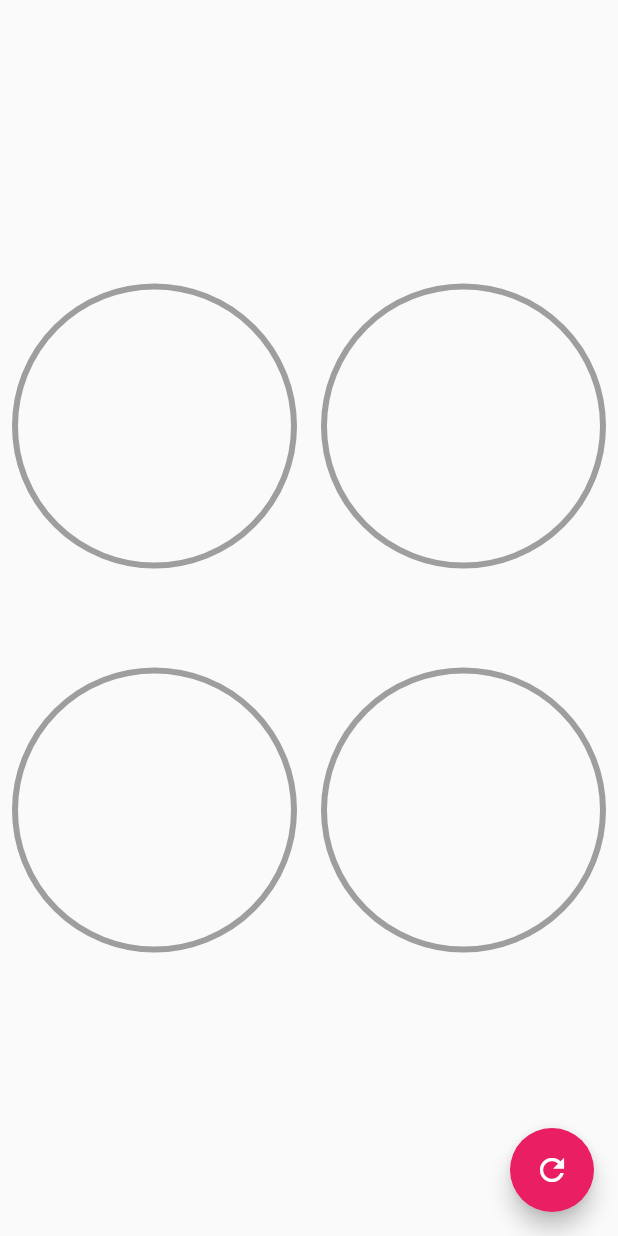
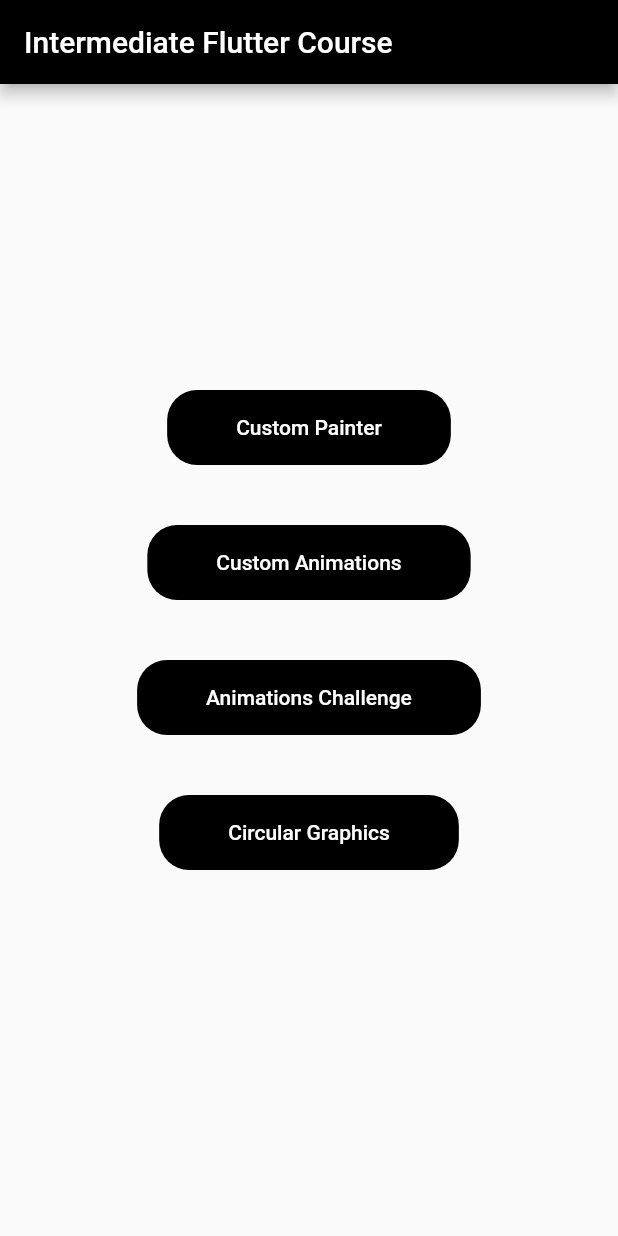
Before and after one commit to Gonzz-96/intermediate-flutter, a Flutter app: the screen it shows after launch, on a phone screen of 412 x 824 dp. Run offline on Flutter 3.47's test engine with Material 2 defaults, Android fonts, the phone set to English and light mode, and no system bars.

Commit message:
Add splash screen for the whole app.

```diff
--- a/lib/main.dart
+++ b/lib/main.dart
@@ -1,5 +1,5 @@
 import 'package:flutter/material.dart';
-import 'package:intermediate_flutter/src/pages/circular_graphics_page.dart';
+import 'package:intermediate_flutter/src/pages/splash_page.dart';
 
 void main() {
   runApp(MyApp());
@@ -15,7 +15,6 @@ class MyApp extends StatelessWidget {
           primarySwatch: Colors.blue,
           visualDensity: VisualDensity.adaptivePlatformDensity,
         ),
-      home: CircularGraphicsPage(),
-    );
+        home: SplashPage());
   }
 }
--- /dev/null
+++ b/lib/src/pages/splash_page.dart
@@ -0,0 +1,79 @@
+import 'package:flutter/material.dart';
+import 'package:intermediate_flutter/src/challenges/animated_square_screen.dart';
+import 'package:intermediate_flutter/src/pages/animations_page.dart';
+import 'package:intermediate_flutter/src/pages/circular_graphics_page.dart';
+import 'package:intermediate_flutter/src/pages/headers_page.dart';
+
+class SplashPage extends StatelessWidget {
+  @override
+  Widget build(BuildContext context) {
+    return Scaffold(
+      appBar: AppBar(
+        title: Text('Intermediate Flutter Course'),
+        backgroundColor: Colors.black,
+      ),
+      body: Center(
+        child: Column(
+          mainAxisAlignment: MainAxisAlignment.center,
+          children: [
+            _FlatButton(
+              text: 'Custom Painter',
+              onTap: () => _navigateTo(HeadersPage(), context),
+            ),
+            _FlatButton(
+              text: 'Custom Animations',
+              onTap: () => _navigateTo(AnimationsPage(), context),
+            ),
+            _FlatButton(
+              text: 'Animations Challenge',
+              onTap: () => _navigateTo(AnimatesSquaredScreen(), context),
+            ),
+            _FlatButton(
+              text: 'Circular Graphics',
+              onTap: () => _navigateTo(CircularGraphicsPage(), context),
+            ),
+          ],
+        ),
+      ),
+    );
+  }
+
+  void _navigateTo(Widget screen, BuildContext context) => Navigator.push(
+        context,
+        MaterialPageRoute(builder: (context) => screen),
+      );
+}
+
+class _FlatButton extends StatelessWidget {
+  const _FlatButton({
+    this.text,
+    this.onTap,
+  });
+
+  final String text;
+  final Function onTap;
+
+  @override
+  Widget build(BuildContext context) {
+    return Padding(
+      padding: const EdgeInsets.only(bottom: 40.0),
+      child: FlatButton(
+        height: 50,
+        shape: RoundedRectangleBorder(
+          borderRadius: BorderRadius.circular(20.0),
+        ),
+        onPressed: onTap,
+        color: Colors.black,
+        child: Padding(
+          padding: const EdgeInsets.symmetric(horizontal: 30.0),
+          child: Text(
+            text,
+            style: TextStyle(
+              color: Colors.white,
+            ),
+          ),
+        ),
+      ),
+    );
+  }
+}
```
Lines whose indentation alone changed are shown as unchanged.
